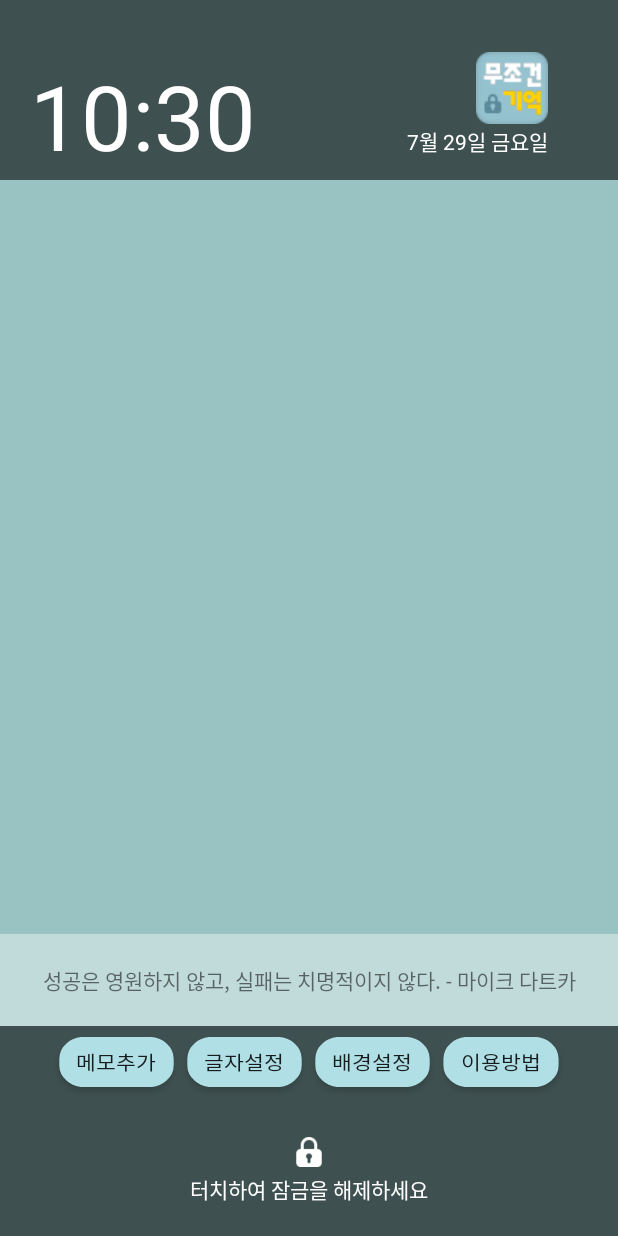
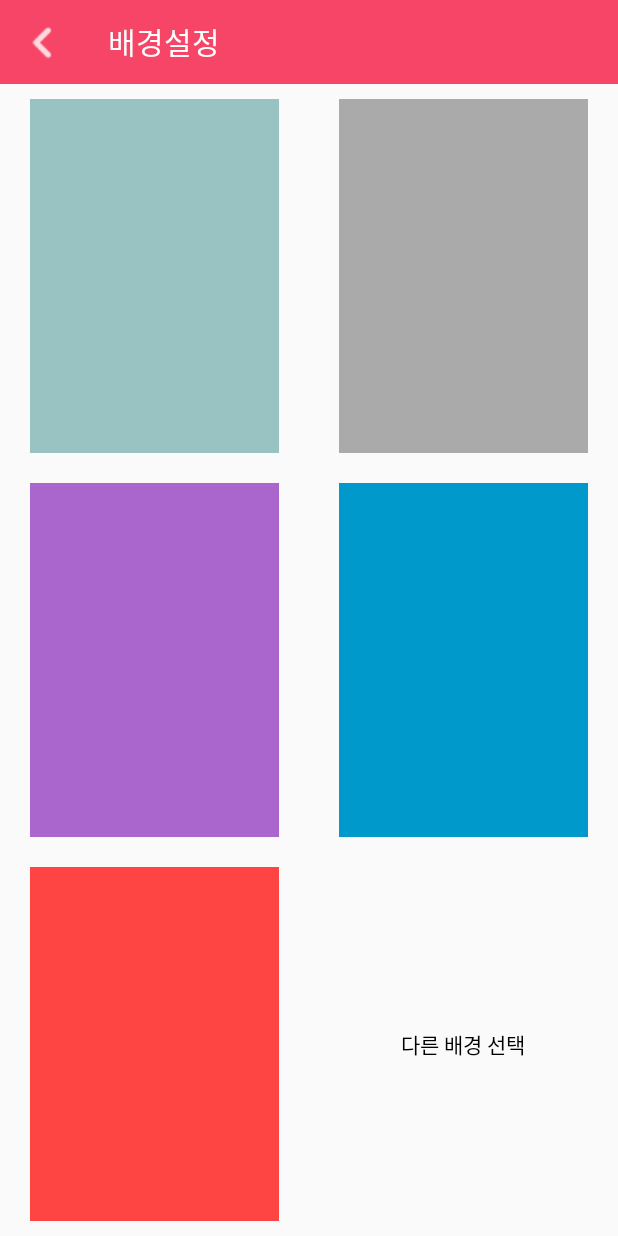
Before and after one commit to Byeon-jaeheon/MustRemember, an Android app: the screen it shows after launch (ConfigActivity before the commit, PhotoSettingActivity after it), after a tap on "배경설정", on a phone screen of 412 x 824 dp. Run offline under Robolectric (Android 15) with nearby library versions, the phone set to English and light mode, and no system bars; libraries missing offline, so code that uses them is left out: com.njh89z.util.

Commit message:
Background setting completed and also android 6.0 permission check completed

```diff
--- a/app/src/main/AndroidManifest.xml
+++ b/app/src/main/AndroidManifest.xml
@@ -51,6 +51,11 @@
             android:excludeFromRecents="true"
             />
         <activity android:name=".FontSettingActivity" />
+        <activity android:name=".PhotoSettingActivity"
+            android:label="배경설정"
+            android:theme="@style/AppTheme.NoActionBar"
+            android:excludeFromRecents="true"
+            />
 
         <receiver
             android:name="com.google.android.gms.gcm.GcmReceiver"
--- a/app/src/main/java/com/mujogun/hyk/lockscreenchanger/FontSettingActivity.java
+++ b/app/src/main/java/com/mujogun/hyk/lockscreenchanger/FontSettingActivity.java
@@ -28,5 +28,6 @@ public class FontSettingActivity extends Activity {
 
 
 
+
     }
 }
--- /dev/null
+++ b/app/src/main/java/com/mujogun/hyk/lockscreenchanger/PhotoSettingActivity.java
@@ -0,0 +1,224 @@
+package com.mujogun.hyk.lockscreenchanger;
+
+import android.app.Activity;
+import android.app.AlertDialog;
+import android.app.Dialog;
+import android.content.Context;
+import android.content.DialogInterface;
+import android.content.Intent;
+import android.database.Cursor;
+import android.graphics.Bitmap;
+import android.graphics.BitmapFactory;
+import android.graphics.drawable.Drawable;
+import android.net.Uri;
+import android.os.Bundle;
+import android.provider.MediaStore;
+import android.provider.Settings;
+import android.support.v4.app.DialogFragment;
+import android.support.v4.app.Fragment;
+import android.support.v4.app.FragmentActivity;
+import android.support.v7.app.AppCompatActivity;
+import android.support.v7.widget.Toolbar;
+import android.util.Log;
+import android.view.View;
+import android.widget.ImageView;
+import android.widget.Toast;
+
+import java.io.File;
+import java.io.FileNotFoundException;
+import java.io.FileOutputStream;
+import java.io.IOException;
+import java.io.InputStream;
+
+/**
+ * Created by leehk on 2016-07-29.
+ */
+public class PhotoSettingActivity extends AppCompatActivity implements select.TestDialogFragmentListener {
+    public static final int select_photo = 120;
+    Intent PhotoPickerIntent;
+
+    Bitmap b;
+
+    @Override
+    protected void onCreate(Bundle b) {
+        super.onCreate(b);
+        setContentView(R.layout.photo_setting);
+        ImageView default1 = (ImageView) findViewById(R.id.default1);
+        ImageView default2 = (ImageView) findViewById(R.id.default2);
+        ImageView default3 = (ImageView) findViewById(R.id.default3);
+        ImageView default4 = (ImageView) findViewById(R.id.default4);
+        ImageView default5 = (ImageView) findViewById(R.id.default5);
+        ImageView select_image = (ImageView) findViewById(R.id.select_image);
+
+        default1.setOnClickListener(new setBackgroundlistener());
+        default2.setOnClickListener(new setBackgroundlistener());
+        default3.setOnClickListener(new setBackgroundlistener());
+        default4.setOnClickListener(new setBackgroundlistener());
+        default5.setOnClickListener(new setBackgroundlistener());
+        select_image.setOnClickListener(new setBackgroundlistener());
+        Toolbar toolbar = (Toolbar) findViewById(R.id.toolbar2);
+        setSupportActionBar(toolbar);
+        getSupportActionBar().setDisplayHomeAsUpEnabled(true);
+        getSupportActionBar().setDisplayShowHomeEnabled(true);
+        final Drawable upArrow = getResources().getDrawable(R.drawable.arrow_back);
+        getSupportActionBar().setHomeAsUpIndicator(upArrow);
+        toolbar.setNavigationOnClickListener(new View.OnClickListener() {
+            @Override
+            public void onClick(View view) {
+                Intent prevactivity = new Intent(PhotoSettingActivity.this, ConfigActivity.class);
+
+                startActivity(prevactivity);
+            }
+        });
+
+
+    }
+
+    public class setBackgroundlistener implements View.OnClickListener {
+        @Override
+        public void onClick(View view) {
+            select select = new select();
+            android.support.v4.app.FragmentManager fm = getSupportFragmentManager();
+            switch(view.getId()) {
+                case R.id.default1:
+                    select.set(R.id.default1);
+                    select.show(fm, "select_image");
+                    break;
+                case R.id.default2:
+                    select.set(R.id.default2);
+                    select.show(fm, "select_image");
+                    break;
+                case R.id.default3:
+                    select.set(R.id.default3);
+                    select.show(fm, "select_image");
+                    break;
+                case R.id.default4:
+                    select.set(R.id.default4);
+                    select.show(fm, "select_image");
+                    break;
+                case R.id.default5:
+                    select.set(R.id.default5);
+                    select.show(fm, "select_image");
+                    break;
+                case R.id.select_image:
+
+                    PhotoPickerIntent = new Intent(Intent.ACTION_PICK);
+                    PhotoPickerIntent.setType("image/*");
+                    startActivityForResult(PhotoPickerIntent, select_photo);
+
+                    break;
+
+            }
+
+
+        }
+    }
+    public String getRealImagePath (Uri uriPath)
+
+    {
+        if (uriPath == null)
+            Toast.makeText(this, "null" , Toast.LENGTH_SHORT).show();
+
+
+        String []proj = {MediaStore.Images.Media.DATA};
+
+        Cursor cursor = getApplicationContext().getContentResolver().query(uriPath, proj, null, null, null);
+
+
+        cursor.moveToFirst();
+
+
+        int columnIndex = cursor.getColumnIndex(proj[0]);
+
+        String path = cursor.getString(columnIndex);
+
+
+        return path;
+
+    }
+    @Override
+    public void onActivityResult(int requestCode, int resultCode, Intent data) {
+        super.onActivityResult(requestCode, resultCode, data);
+        Log.i("으아아아", "불림");
+
+        switch(requestCode) {
+            case select_photo:
+                if (resultCode == RESULT_OK) {
+                    Uri selectedImage = data.getData();
+                    String filename = "imagepath.txt";
+                    String filepath = getRealImagePath(selectedImage);
+                    File k = new File(filepath);
+                    FileOutputStream output;
+                    Toast.makeText(getApplicationContext(), "Image Selected", Toast.LENGTH_SHORT).show();
+
+
+                    try {
+                        output = openFileOutput(filename, Context.MODE_WORLD_READABLE);
+                        output.write(filepath.getBytes());
+                        output.close();
+
+
+                    } catch (IOException e) {
+                        e.printStackTrace();
+                    }
+
+                    InputStream imageStream = null;
+                    try {
+                        imageStream = getContentResolver().openInputStream(selectedImage);
+                    } catch (FileNotFoundException e) {
+                        e.printStackTrace();
+                    }
+
+                    Bitmap yourSelectedImage = BitmapFactory.decodeStream(imageStream);
+                    if (yourSelectedImage == null)
+                        Toast.makeText(this, "null image", Toast.LENGTH_SHORT).show();
+
+
+                    ImageView x = (ImageView) findViewById(R.id.select_image);
+                    x.setImageBitmap(yourSelectedImage);
+                    select select = new select();
+                    select.set(yourSelectedImage);
+                    android.support.v4.app.FragmentManager fm = getSupportFragmentManager();
+                    select.show(fm, "select_image");
+                }
+        }
+
+                /*
+        switch(requestCode) {
+            case 120:
+                ImageView select_image = (ImageView) findViewById(R.id.select_image);
+                BitmapFactory.decodeResource(getResources(), R.id.select_image);
+                select select = new select();
+                select.set(R.id.select_image);
+                android.support.v4.app.FragmentManager fm = getSupportFragmentManager();
+                select.show(fm, "select_image");
+        }
+        */
+    }
+
+    public void onTestDialogClick(DialogFragment dialog, Bitmap b) {
+        Intent intent = new Intent(this, ConfigActivity.class);
+
+        ImageView default1 = (ImageView) findViewById(R.id.default1);
+        intent.setAction("set_background");
+        intent.putExtra("img", b);
+        intent.putExtra("str", String.valueOf(default1.getSolidColor()));
+
+        startActivity(intent);
+
+    }
+
+    @Override
+    public void pickbackground(DialogFragment dialog, int id) {
+        Intent intent = new Intent(this, ConfigActivity.class);
+
+        ImageView default1 = (ImageView) findViewById(R.id.default1);
+        intent.setAction("set_background");
+        intent.putExtra("id", id);
+
+        startActivity(intent);
+
+    }
+
+
+}
--- a/app/src/main/res/layout/activity_main.xml
+++ b/app/src/main/res/layout/activity_main.xml
@@ -7,29 +7,15 @@
     android:id = "@+id/relativep"
     tools:context="com.mujogun.hyk.lockscreenchanger.ConfigActivity">
 
-   <ListView
-       android:layout_marginTop="120dp"
-       android:layout_width="wrap_content"
-       android:layout_height="280dp"
 
-
-       android:foregroundGravity="fill_vertical"
-       android:id="@+id/listView"
-      android:footerDividersEnabled="false"
-
-       android:overScrollFooter="@android:color/transparent"
-       android:divider = "#ffffff"
-       android:dividerHeight="1dp"
-       />
 
 
    <LinearLayout
        android:id="@+id/linear1"
        android:orientation="horizontal"
        android:layout_width="match_parent"
-       android:layout_height="match_parent"
-       android:layout_above = "@id/listView"
-       android:layout_marginBottom="-120dp"
+       android:layout_height="120dp"
+      android:layout_alignParentTop = "true"
 
        >
       <TextView
@@ -175,6 +161,21 @@
        android:layout_above="@id/relative1"
        android:overScrollFooter="@android:color/transparent"
        />
+   <ListView
+       android:layout_marginTop="120dp"
+       android:layout_width="wrap_content"
+       android:layout_height="match_parent"
+       android:layout_above = "@id/line"
+
+
+       android:foregroundGravity="fill_vertical"
+       android:id="@+id/listView"
+       android:footerDividersEnabled="false"
+
+       android:overScrollFooter="@android:color/transparent"
+       android:divider = "#ffffff"
+       android:dividerHeight="1dp"
+       />
 
 
 </RelativeLayout>
--- a/app/src/main/res/layout/memo_list_item.xml
+++ b/app/src/main/res/layout/memo_list_item.xml
@@ -17,7 +17,7 @@
         android:id="@+id/textView2"
 
         android:layout_width="wrap_content"
-        android:layout_height="220px"
+        android:layout_height="80dp"
         android:layout_toLeftOf="@+id/textView3"
         android:layout_toRightOf="@+id/textView1"
         android:gravity="fill_horizontal"
@@ -26,8 +26,8 @@
     <TextView
         android:id="@+id/textView3"
         android:textColor="@android:color/white"
-        android:layout_width="180px"
-        android:layout_height="180px"
+        android:layout_width="60dp"
+        android:layout_height="60dp"
         android:textAlignment="center"
         android:gravity="center"
         android:layout_alignParentRight="true"
--- /dev/null
+++ b/app/src/main/res/layout/photo_setting.xml
@@ -0,0 +1,129 @@
+<?xml version="1.0" encoding="utf-8"?>
+<LinearLayout xmlns:android="http://schemas.android.com/apk/res/android"
+    xmlns:app="http://schemas.android.com/apk/res-auto"
+    android:orientation="vertical"
+    android:layout_width="match_parent"
+    android:layout_height="match_parent">
+
+    <android.support.v7.widget.Toolbar
+        app:titleTextColor="@android:color/white"
+        android:titleTextColor="@android:color/white"
+        android:title="메모쓰기"
+        android:id="@+id/toolbar2"
+        android:layout_width="match_parent"
+        android:layout_height="?attr/actionBarSize"
+        android:background="#f74567"
+        android:theme = "@style/ThemeOverlay.AppCompat.ActionBar"
+        app:popupTheme="@style/AppTheme.PopupOverlay" />
+
+    <LinearLayout
+        android:orientation="horizontal"
+        android:layout_width="match_parent"
+        android:layout_height="match_parent"
+        android:layout_weight="2"
+        >
+        <ImageView
+            android:id="@+id/default1"
+            android:layout_width="match_parent"
+            android:layout_height="match_parent"
+            android:layout_weight="1"
+            android:layout_marginTop = "10dp"
+            android:layout_marginBottom = "10dp"
+            android:layout_marginRight="20dp"
+            android:layout_marginLeft="20dp"
+            android:background="#99c2c2"
+            />
+
+        <ImageView
+            android:id="@+id/default2"
+            android:layout_width="match_parent"
+            android:layout_height="match_parent"
+            android:layout_weight="1"
+            android:layout_marginTop = "10dp"
+            android:layout_marginBottom = "10dp"
+            android:layout_marginRight="20dp"
+            android:layout_marginLeft="20dp"
+            android:background="@android:color/darker_gray"
+            />
+
+
+    </LinearLayout>
+    <LinearLayout
+        android:orientation="horizontal"
+        android:layout_width="match_parent"
+        android:layout_height="match_parent"
+        android:layout_weight="2"
+        >
+        <ImageView
+            android:id="@+id/default3"
+            android:layout_width="match_parent"
+            android:layout_height="match_parent"
+            android:layout_weight="1"
+            android:layout_marginTop = "10dp"
+            android:layout_marginBottom = "10dp"
+            android:layout_marginRight="20dp"
+            android:layout_marginLeft="20dp"
+            android:background="@android:color/holo_purple"
+            />
+
+        <ImageView
+            android:id="@+id/default4"
+            android:layout_width="match_parent"
+            android:layout_height="match_parent"
+            android:layout_weight="1"
+            android:layout_marginTop = "10dp"
+            android:layout_marginBottom = "10dp"
+            android:layout_marginRight="20dp"
+            android:layout_marginLeft="20dp"
+            android:background="@android:color/holo_blue_dark"
+            />
+
+
+    </LinearLayout>
+    <LinearLayout
+        android:orientation="horizontal"
+        android:layout_width="match_parent"
+        android:layout_height="match_parent"
+        android:layout_weight="2"
+        >
+        <ImageView
+            android:id="@+id/default5"
+            android:layout_width="match_parent"
+            android:layout_height="match_parent"
+            android:layout_weight="1"
+            android:layout_marginTop = "10dp"
+            android:layout_marginBottom = "10dp"
+            android:layout_marginRight="20dp"
+            android:layout_marginLeft="20dp"
+            android:background="@android:color/holo_red_light"
+            />
+
+        <RelativeLayout
+            android:layout_height="match_parent"
+            android:layout_width="match_parent"
+            android:layout_weight="1"
+            > // Only works inside a RelativeLayout
+            <ImageView
+                android:id="@+id/select_image"
+                android:layout_width="match_parent"
+                android:layout_height="match_parent"
+                 />
+
+            <TextView
+                android:id="@+id/myImageViewText"
+                android:layout_width="15dp"
+                android:layout_height="15dp"
+                android:layout_alignLeft="@id/select_image"
+                android:layout_alignTop="@id/select_image"
+                android:layout_alignRight="@id/select_image"
+                android:layout_alignBottom="@id/select_image"
+                android:layout_margin="1dp"
+                android:gravity="center"
+                android:text="다른 배경 선택"
+                android:textColor="#000000" />
+        </RelativeLayout>
+
+
+    </LinearLayout>
+
+</LinearLayout>
```
Also changed, not shown: app/src/main/java/com/mujogun/hyk/lockscreenchanger/ConfigActivity.java (+164 -11 lines), app/src/main/java/com/mujogun/hyk/lockscreenchanger/select.java (added, +83 -0 lines).
